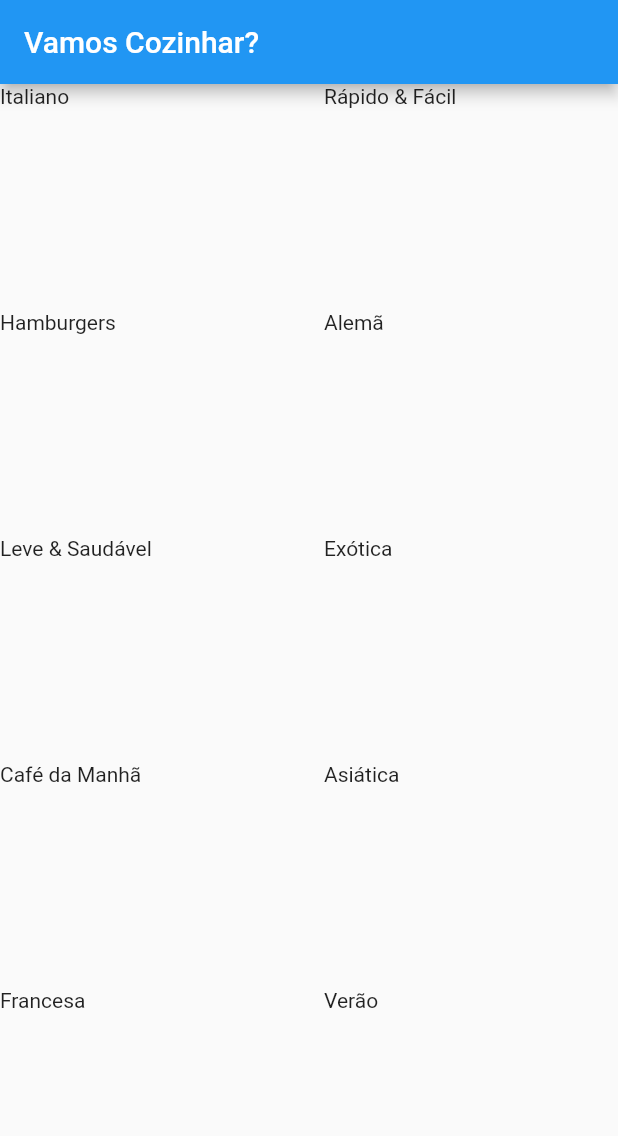
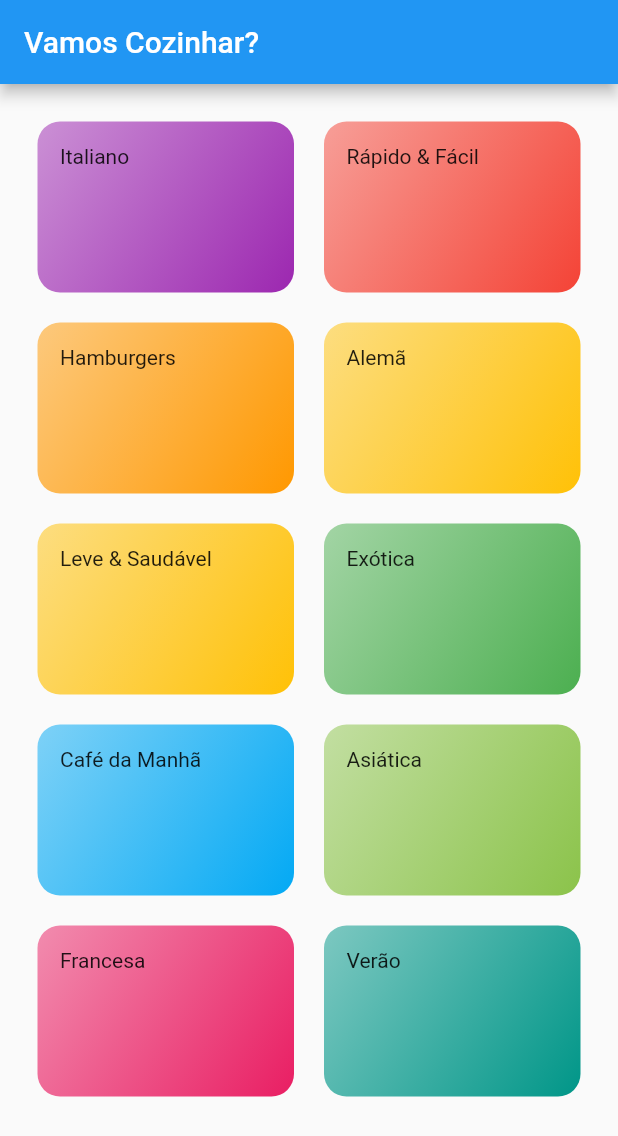
Before and after one commit to AlexBitar80/meal-app-flutter, a Flutter app: the screen it shows after launch, on a phone screen of 412 x 824 dp. Shown: the top 1136 px of the screen. Run offline on Flutter 3.47's test engine with Material 2 defaults, Android fonts, the phone set to English and light mode, and no system bars.

Commit message:
feat: adicionado estilo para o componente de itens de categoria, e espaçamento da borda na tela inicial

```diff
--- a/lib/components/category_item.dart
+++ b/lib/components/category_item.dart
@@ -11,7 +11,19 @@ class CategoryItem extends StatelessWidget {
 
   @override
   Widget build(BuildContext context) {
-    return SizedBox(
+    return Container(
+      padding: const EdgeInsets.all(15),
+      decoration: BoxDecoration(
+        borderRadius: BorderRadius.circular(15),
+        gradient: LinearGradient(
+          colors: [
+            category.color.withOpacity(0.5),
+            category.color,
+          ],
+          begin: Alignment.topLeft,
+          end: Alignment.bottomRight,
+        ),
+      ),
       child: Text(category.title),
     );
   }
--- a/lib/pages/categories/categories_page.dart
+++ b/lib/pages/categories/categories_page.dart
@@ -12,6 +12,7 @@ class CategoriesPage extends StatelessWidget {
         title: const Text('Vamos Cozinhar?'),
       ),
       body: GridView(
+        padding: const EdgeInsets.all(25),
         gridDelegate: const SliverGridDelegateWithMaxCrossAxisExtent(
           maxCrossAxisExtent: 200,
           childAspectRatio: 3 / 2,
```
